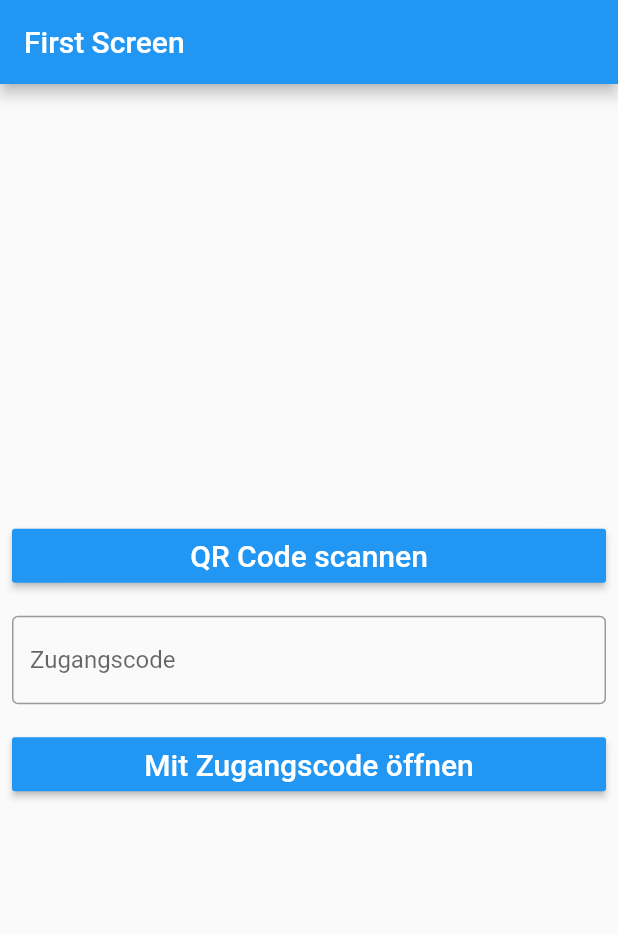
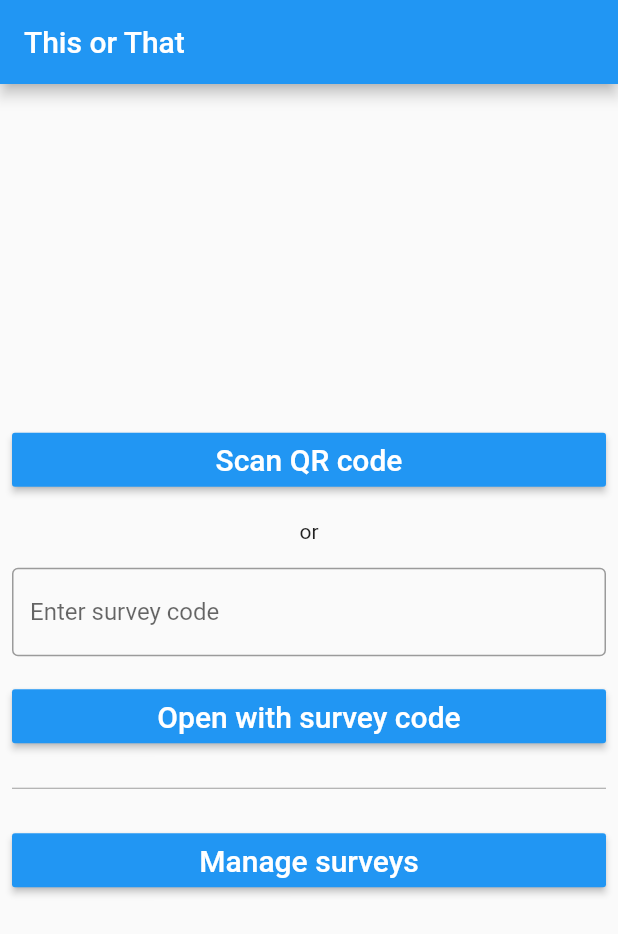
Before and after one commit to baloise/this-or-that, a Flutter app: the screen it shows after launch, on a phone screen of 412 x 824 dp. Shown: the top 934 px of the screen. Run offline on Flutter 3.47's test engine with Material 2 defaults, Android fonts, the phone set to English and light mode, and no system bars; missing offline and left inert: barcode_scan.

Commit message:
#27 Add translations

```diff
--- a/app/lib/start.dart
+++ b/app/lib/start.dart
@@ -2,6 +2,7 @@ import 'package:flutter/material.dart';
 import 'package:barcode_scan/barcode_scan.dart';
 import 'package:flutter/services.dart';
 
+import 'admin.dart';
 import 'vote.dart';
 
 class StartScreen extends StatefulWidget {
@@ -21,7 +22,7 @@ class StartScreenState extends State<StartScreen> {
   Widget build(BuildContext context) {
     return Scaffold(
       appBar: AppBar(
-        title: Text('First Screen'),
+        title: Text('This or That'),
       ),
       body: Center(
         child: Column(
@@ -31,7 +32,7 @@ class StartScreenState extends State<StartScreen> {
               padding: const EdgeInsets.all(8.0),
               child: MaterialButton(
                 onPressed: scan,
-                child: Text("QR Code scannen", style: TextStyle(fontSize: 20)),
+                child: Text("Scan QR code", style: TextStyle(fontSize: 20)),
                 color: Theme.of(context).primaryColor,
                 textColor: Colors.white,
                 splashColor: Colors.white,
@@ -40,10 +41,16 @@ class StartScreenState extends State<StartScreen> {
             ),
             Padding(
               padding: const EdgeInsets.all(8.0),
+              child: Text(
+                "or"
+              ),
+            ),
+            Padding(
+              padding: const EdgeInsets.all(8.0),
               child: TextField(
                 decoration: InputDecoration(
                   border: OutlineInputBorder(),
-                  labelText: 'Zugangscode',
+                  labelText: 'Enter survey code',
                 ),
                 controller: txtId,
               ),
@@ -52,14 +59,32 @@ class StartScreenState extends State<StartScreen> {
               padding: const EdgeInsets.all(8.0),
               child: MaterialButton(
                 onPressed: openVote,
-                child: Text("Mit Zugangscode öffnen",
+                child: Text("Open with survey code",
                     style: TextStyle(fontSize: 20)),
                 color: Theme.of(context).primaryColor,
                 textColor: Colors.white,
                 splashColor: Colors.white,
                 minWidth: double.infinity,
               ),
-            )
+            ),
+            Padding(
+              padding: const EdgeInsets.all(8.0),
+              child: Divider(
+                color: Colors.grey
+              ),
+            ),
+            Padding(
+              padding: const EdgeInsets.all(8.0),
+              child: MaterialButton(
+                onPressed: openAdmin,
+                child: Text("Manage surveys",
+                    style: TextStyle(fontSize: 20)),
+                color: Theme.of(context).primaryColor,
+                textColor: Colors.white,
+                splashColor: Colors.white,
+                minWidth: double.infinity,
+              ),
+            ),
           ],
         ),
       ),
@@ -68,6 +93,10 @@ class StartScreenState extends State<StartScreen> {
 
   void openVote() {
     Navigator.push(context, MaterialPageRoute(builder: (context) => VoteScreen(surveyCode: this.txtId.text)));
+  }
+
+  void openAdmin() {
+    Navigator.push(context, MaterialPageRoute(builder: (context) => AdminScreen()));
   }
 
   Future scan() async {
```
Also changed, not shown: app/lib/admin.dart (added, +21 -0 lines).
